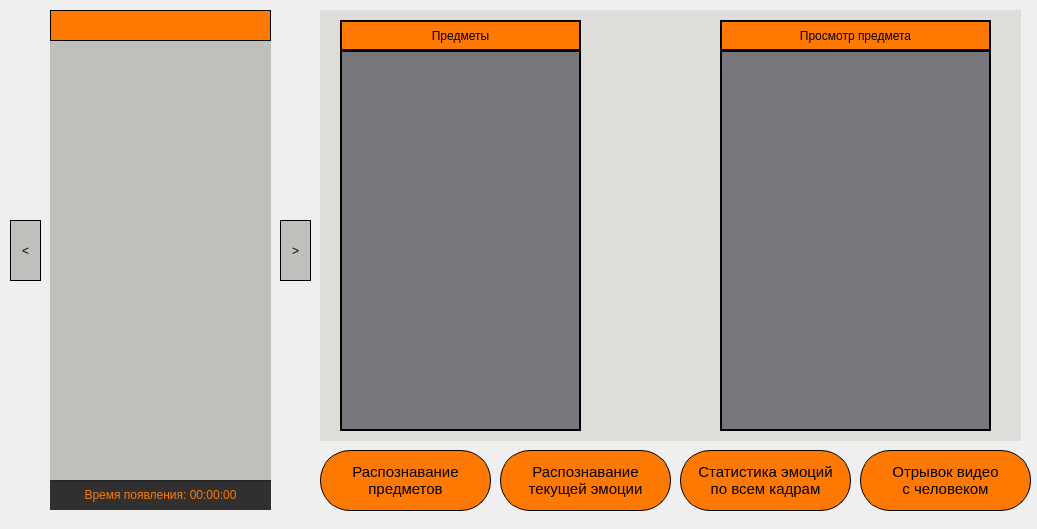
Old version of the form analysis_ui.ui in the repository darktau34/VKR_videoanalysis_programm.
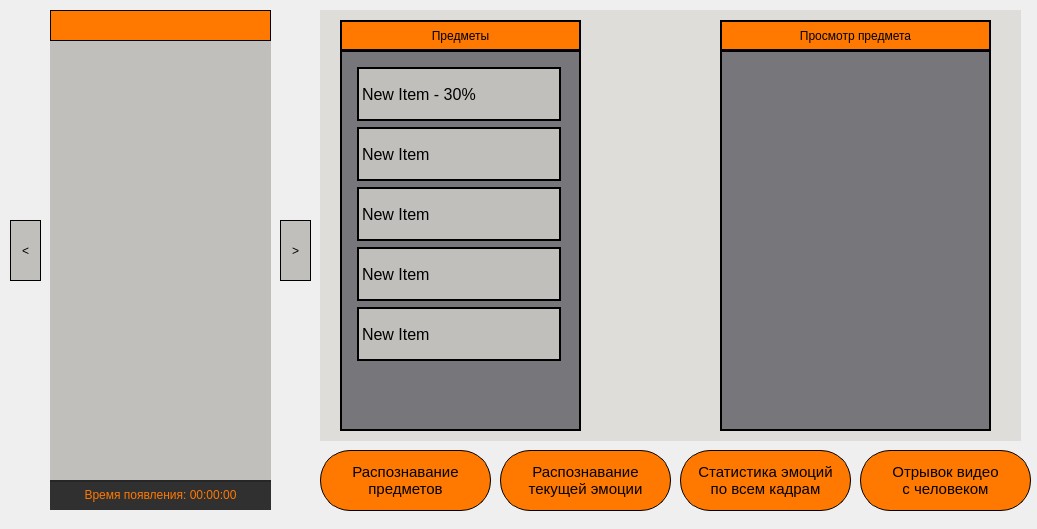
New version of the form. The open tabs and pages were chosen to show the change. Icons and pictures are not drawn.

Commit message: Start new UI integration, main window done

```diff
--- a/analysis_ui.ui
+++ b/analysis_ui.ui
@@ -427,7 +427,7 @@
 QListView:item{
 	border: 2px solid black;
 	background-color: rgb(192, 191, 188);
-	margin:5px;
+	margin:10px;
 	height:50px;
 	width:200px;
 }
@@ -485,6 +485,31 @@
       <property name="sortingEnabled">
        <bool>false</bool>
       </property>
+      <item>
+       <property name="text">
+        <string>New Item - 30%</string>
+       </property>
+      </item>
+      <item>
+       <property name="text">
+        <string>New Item</string>
+       </property>
+      </item>
+      <item>
+       <property name="text">
+        <string>New Item</string>
+       </property>
+      </item>
+      <item>
+       <property name="text">
+        <string>New Item</string>
+       </property>
+      </item>
+      <item>
+       <property name="text">
+        <string>New Item</string>
+       </property>
+      </item>
      </widget>
      <widget class="QLabel" name="label_items">
       <property name="geometry">
```
Left out of the diff: 19 changed lines with no effect on the pictures. The commit also changes 6 other files.
